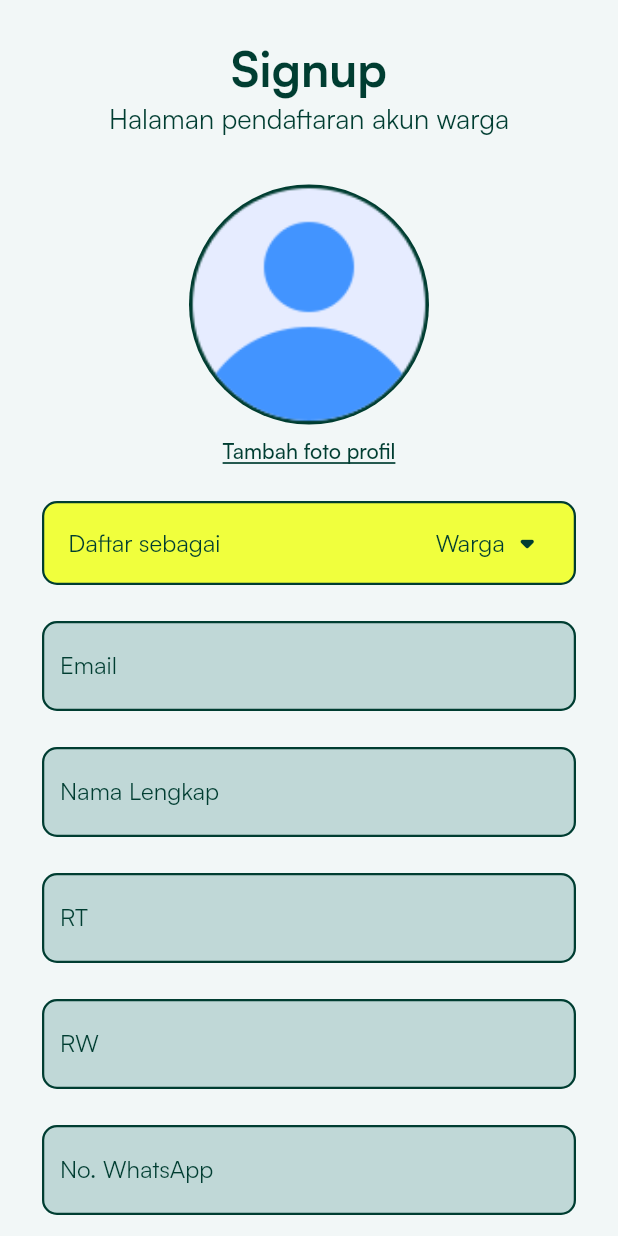
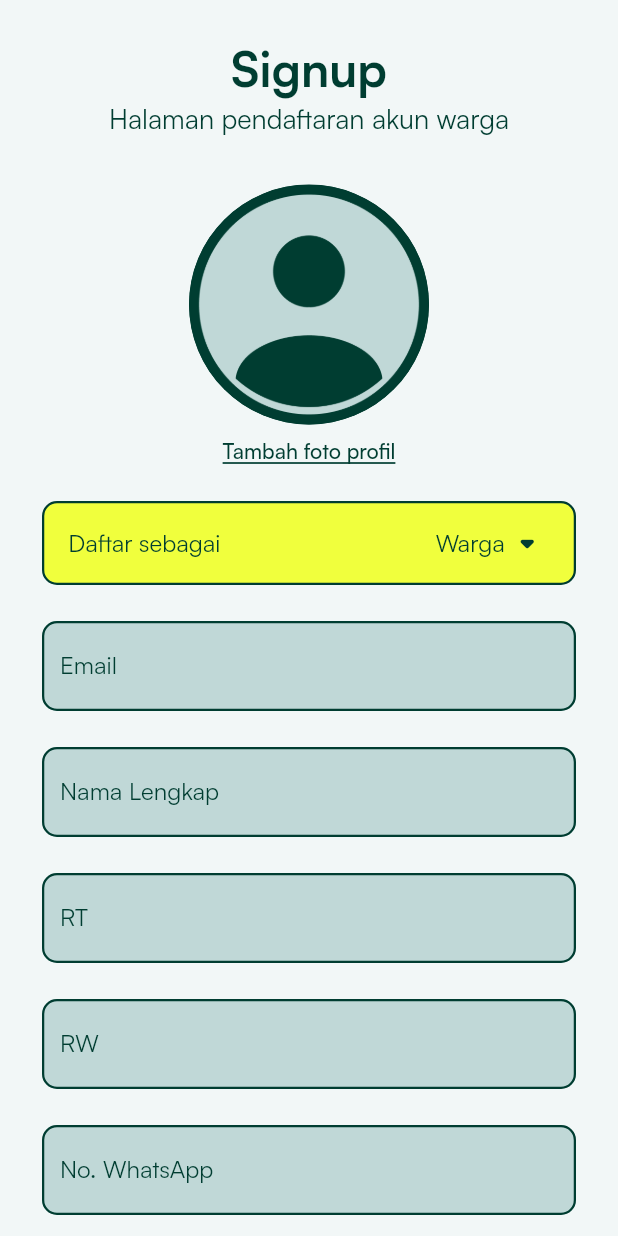
Before and after one commit to TofanPowww/aplikasi_sampah, a Flutter app: the DaftarScreen screen opened by its route, on a phone screen of 412 x 824 dp. Run offline on Flutter 3.47's test engine with Material 2 defaults, Android fonts, the phone set to English and light mode, and no system bars; our stand-ins replace cloud_firestore, firebase_auth, firebase_core, firebase_messaging, firebase_storage, get and 5 more; missing offline and left inert: flutter_barcode_scanner; accounts and stored records are empty.

Commit message:
Please enter the commit message for your changes. Lines starting with '#' will be ignored, and an empty message aborts the commit.
On branch master
Your branch is up to date with 'origin/master'.

Changes to be committed:
	new file:   assets/images/Profile.png
	deleted:    assets/images/coins.png
	modified:   lib/app/screens/auth/daftar.dart

```diff
--- a/lib/app/screens/auth/daftar.dart
+++ b/lib/app/screens/auth/daftar.dart
@@ -71,7 +71,7 @@ class _DaftarScreenState extends State<DaftarScreen> {
                                                         .imageProfil ==
                                                     null
                                                 ? const AssetImage(
-                                                    "assets/images/user.png")
+                                                    "assets/images/Profile.png")
                                                 : FileImage(File(daftarC
                                                     .imageProfil!
                                                     .path)) as ImageProvider,
```
Also changed, not shown: assets/images/Profile.png (added), assets/images/coins.png (deleted).
